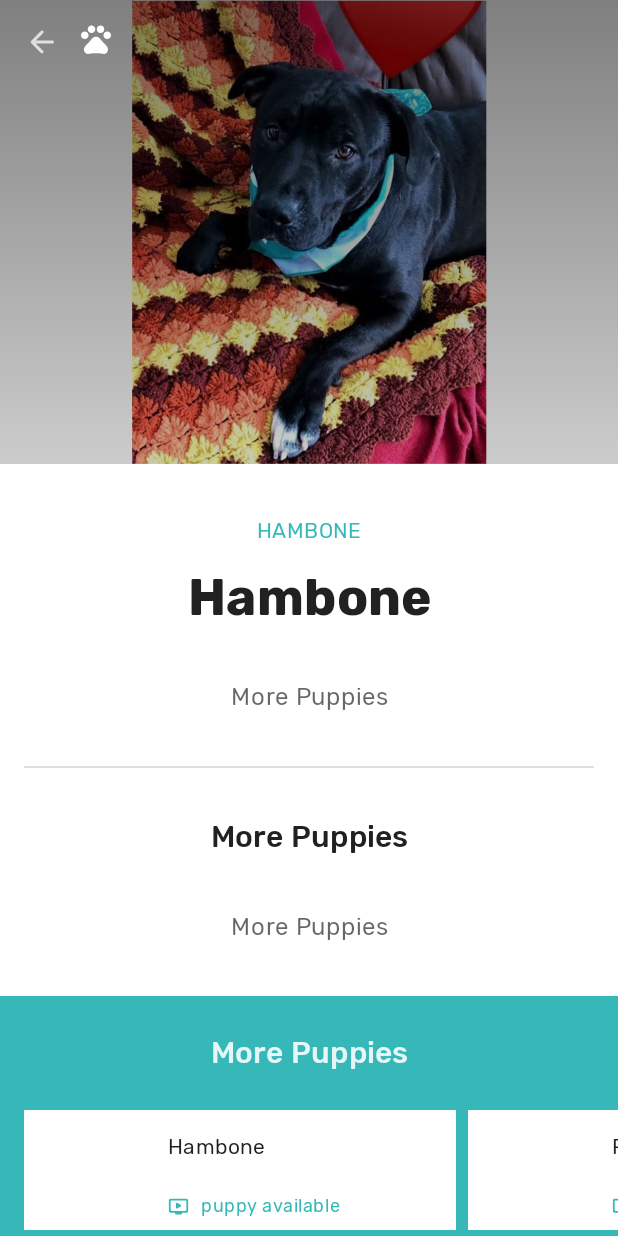
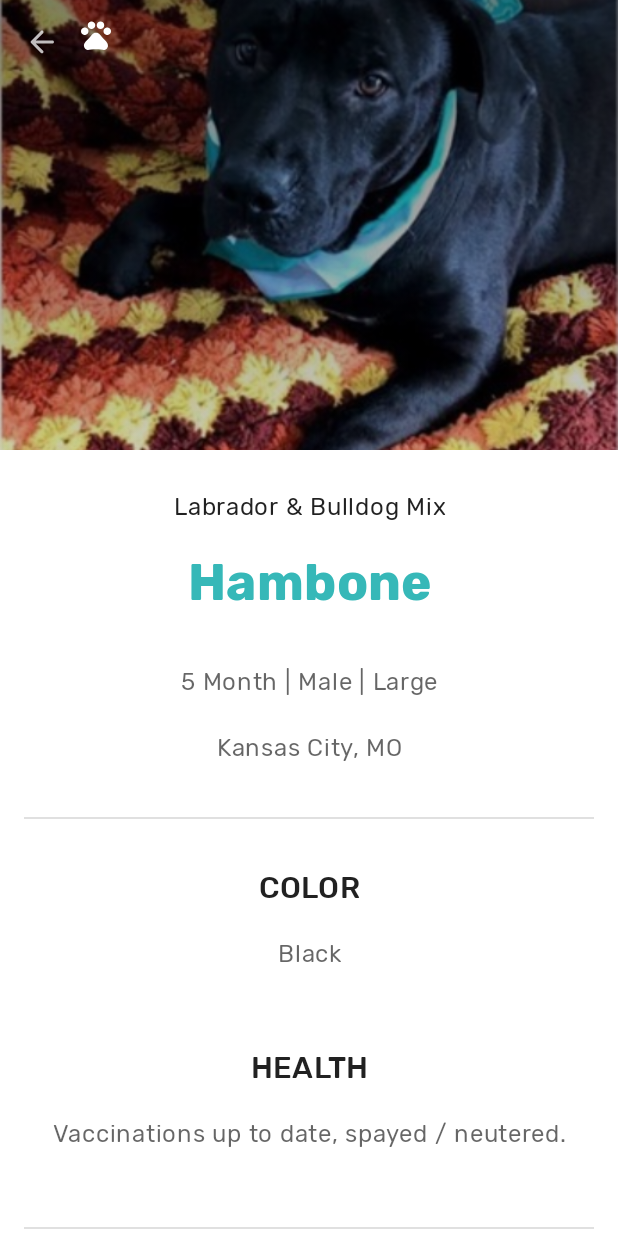
Before and after one commit to MaxGolden/android_compose_challenge_adopuppy, an Android app built with Jetpack Compose: the @Preview function PuppyDetailsPreview, on a phone screen of 412 x 824 dp. Run offline under Robolectric (Android 15) with nearby library versions, the phone set to English and light mode, and no system bars; our stand-ins replace accompanist; libraries missing offline, so code that uses them is left out: dev.chrisbanes.accompanist.

Commit message:
puppy detail update

```diff
--- a/app/src/main/java/com/example/adopuppymax/NavGraph.kt
+++ b/app/src/main/java/com/example/adopuppymax/NavGraph.kt
@@ -54,8 +54,8 @@ fun NavGraph(startDestination: String = MainDestinations.PUPPY_DEMO_ROUTE) {
         ) { backStackEntry ->
             val arguments = requireNotNull(backStackEntry.arguments)
             PuppyDetails(
-                courseId = arguments.getLong(PUPPY_DETAIL_ID_KEY),
-                selectCourse = actions.selectCourse,
+                puppyId = arguments.getLong(PUPPY_DETAIL_ID_KEY),
+                selectPuppy = actions.selectCourse,
                 upPress = actions.upPress
             )
         }
--- a/app/src/main/java/com/example/adopuppymax/ui/puppy/PuppyDetails.kt
+++ b/app/src/main/java/com/example/adopuppymax/ui/puppy/PuppyDetails.kt
@@ -14,6 +14,7 @@ import androidx.compose.runtime.remember
 import androidx.compose.ui.Alignment
 import androidx.compose.ui.Modifier
 import androidx.compose.ui.graphics.Color
+import androidx.compose.ui.layout.ContentScale
 import androidx.compose.ui.res.painterResource
 import androidx.compose.ui.res.stringResource
 import androidx.compose.ui.text.style.TextAlign
@@ -29,88 +30,40 @@ import com.example.adopuppymax.ui.utils.scrim
 import dev.chrisbanes.accompanist.insets.navigationBarsPadding
 import dev.chrisbanes.accompanist.insets.statusBarsPadding
 
-//private val FabSize = 56.dp
-//private const val ExpandedSheetAlpha = 0.96f
 
 @Composable
 fun PuppyDetails(
-    courseId: Long,
-    selectCourse: (Long) -> Unit,
+    puppyId: Long,
+    selectPuppy: (Long) -> Unit,
     upPress: () -> Unit
 ) {
-    // Simplified for the sample
-    val puppy = remember(courseId) { PuppyRepo.getPuppy(courseId) }
-    PuppyDetails(puppy, selectCourse, upPress)
+    val puppy = remember(puppyId) { PuppyRepo.getPuppy(puppyId) }
+    PuppyDetails(puppy, selectPuppy, upPress)
 }
 
 @OptIn(ExperimentalMaterialApi::class)
 @Composable
 fun PuppyDetails(
     puppy: Puppy,
-    selectCourse: (Long) -> Unit,
+    selectPuppy: (Long) -> Unit,
     upPress: () -> Unit
 ) {
     PuppyMaxTheme {
-        CourseDescription(puppy, selectCourse, upPress)
-
-//        BoxWithConstraints {
-//            val fabSize = with(LocalDensity.current) { FabSize.toPx() }
-//            val dragRange = constraints.maxHeight - fabSize
-//            val scope = rememberCoroutineScope()
-
-//            BackPressHandler(
-//                enabled = sheetState.currentValue == SheetState.Open,
-//                onBack = {
-//                    scope.launch {
-//                        sheetState.animateTo(SheetState.Closed)
-//                    }
-//                }
-//            )
-//            Box(
-//                // The Lessons sheet is initially closed and appears as a FAB. Make it openable by
-//                // swiping or clicking the FAB.
-//                Modifier.swipeable(
-//                    state = sheetState,
-//                    anchors = mapOf(
-//                        0f to SheetState.Closed,
-//                        -dragRange to SheetState.Open
-//                    ),
-//                    thresholds = { _, _ -> FractionalThreshold(0.5f) },
-//                    orientation = Vertical
-//                )
-//            ) {
-//                val openFraction = if (sheetState.offset.value.isNaN()) {
-//                    0f
-//                } else {
-//                    -sheetState.offset.value / dragRange
-//                }.coerceIn(0f, 1f)
-//                CourseDescription(puppy, selectCourse, upPress)
-//                LessonsSheet(
-//                    puppy,
-//                    openFraction,
-//                    this@BoxWithConstraints.constraints.maxWidth.toFloat(),
-//                    this@BoxWithConstraints.constraints.maxHeight.toFloat()
-//                ) { state ->
-//                    scope.launch {
-//                        sheetState.animateTo(state)
-//                    }
-//                }
-//            }
-//        }
+        PuppyDescription(puppy, selectPuppy, upPress)
     }
 }
 
 @Composable
-private fun CourseDescription(
-    course: Puppy,
-    selectCourse: (Long) -> Unit,
+private fun PuppyDescription(
+    puppy: Puppy,
+    selectPuppy: (Long) -> Unit,
     upPress: () -> Unit
 ) {
     Surface(modifier = Modifier.fillMaxSize()) {
         LazyColumn {
-            item { PuppyDescriptionHeader(course, upPress) }
-            item { PuppyDescriptionBody(course) }
-            item { RelatedPuppies(course.id, selectCourse) }
+            item { PuppyDescriptionHeader(puppy, upPress) }
+            item { PuppyDescriptionBody(puppy) }
+            item { RelatedPuppies(puppy.id, selectPuppy) }
         }
     }
 }
@@ -125,14 +78,15 @@ private fun PuppyDescriptionHeader(
             painter = painterResource(id = puppy.thumbResource),
             contentDescription = null,
             modifier = Modifier
+                .height(300.dp)
                 .fillMaxWidth()
-                .scrim(colors = listOf(Color(0x80000000), Color(0x33000000)))
-                .aspectRatio(4f / 3f)
+                .scrim(colors = listOf(Color(0x80000000), Color(0x33000000))),
+            contentScale = ContentScale.Crop
         )
         TopAppBar(
             backgroundColor = Color.Transparent,
             elevation = 0.dp,
-            contentColor = Color.White, // always white as image has dark scrim
+            contentColor = Color.White,
             modifier = Modifier.statusBarsPadding()
         ) {
             IconButton(onClick = upPress) {
@@ -145,40 +99,33 @@ private fun PuppyDescriptionHeader(
                 painter = painterResource(id = R.drawable.ic_pets_white_24dp),
                 contentDescription = null,
                 modifier = Modifier
-                    .padding(bottom = 4.dp)
+                    .padding(bottom = 10.dp)
                     .size(24.dp)
                     .align(Alignment.CenterVertically)
             )
             Spacer(modifier = Modifier.weight(1f))
         }
-//        OutlinedAvatar(
-//            url = course.instructor,
-//            modifier = Modifier
-//                .size(40.dp)
-//                .align(Alignment.BottomCenter)
-//                .offset(y = 20.dp) // overlap bottom of image
-//        )
     }
 }
 
 @Composable
 private fun PuppyDescriptionBody(puppy: Puppy) {
     Text(
-        text = puppy.name.toUpperCase(),
-        color = MaterialTheme.colors.primary,
-        style = MaterialTheme.typography.body2,
+        text = puppy.breed,
+        style = MaterialTheme.typography.body1,
         textAlign = TextAlign.Center,
         modifier = Modifier
             .fillMaxWidth()
             .padding(
                 start = 16.dp,
-                top = 36.dp,
+                top = 24.dp,
                 end = 16.dp,
                 bottom = 16.dp
             )
     )
     Text(
         text = puppy.name,
+        color = MaterialTheme.colors.primary,
         style = MaterialTheme.typography.h4,
         textAlign = TextAlign.Center,
         modifier = Modifier
@@ -188,17 +135,25 @@ private fun PuppyDescriptionBody(puppy: Puppy) {
     Spacer(modifier = Modifier.height(16.dp))
     CompositionLocalProvider(LocalContentAlpha provides ContentAlpha.medium) {
         Text(
-            text = stringResource(id = R.string.more_puppies),
+            text = puppy.age + " | " + puppy.gender + " | " + puppy.size,
             style = MaterialTheme.typography.body1,
             textAlign = TextAlign.Center,
             modifier = Modifier
                 .fillMaxWidth()
                 .padding(16.dp)
         )
+        Text(
+            text = puppy.location,
+            style = MaterialTheme.typography.body1,
+            textAlign = TextAlign.Center,
+            modifier = Modifier
+                .fillMaxWidth()
+                .padding(bottom = 16.dp)
+        )
     }
     Divider(modifier = Modifier.padding(16.dp))
     Text(
-        text = stringResource(id = R.string.more_puppies),
+        text = stringResource(id = R.string.color_info),
         style = MaterialTheme.typography.h6,
         textAlign = TextAlign.Center,
         modifier = Modifier
@@ -207,14 +162,61 @@ private fun PuppyDescriptionBody(puppy: Puppy) {
     )
     CompositionLocalProvider(LocalContentAlpha provides ContentAlpha.medium) {
         Text(
-            text = stringResource(id = R.string.more_puppies),
+            text = puppy.color,
             style = MaterialTheme.typography.body1,
             textAlign = TextAlign.Center,
             modifier = Modifier
                 .fillMaxWidth()
                 .padding(
                     start = 16.dp,
-                    top = 16.dp,
+                    top = 0.dp,
+                    end = 16.dp,
+                    bottom = 32.dp
+                )
+        )
+    }
+    Text(
+        text = stringResource(id = R.string.health_info),
+        style = MaterialTheme.typography.h6,
+        textAlign = TextAlign.Center,
+        modifier = Modifier
+            .fillMaxWidth()
+            .padding(16.dp)
+    )
+    CompositionLocalProvider(LocalContentAlpha provides ContentAlpha.medium) {
+        Text(
+            text = puppy.healthState,
+            style = MaterialTheme.typography.body1,
+            textAlign = TextAlign.Center,
+            modifier = Modifier
+                .fillMaxWidth()
+                .padding(
+                    start = 16.dp,
+                    top = 0.dp,
+                    end = 16.dp,
+                    bottom = 32.dp
+                )
+        )
+    }
+    Divider(modifier = Modifier.padding(16.dp))
+    Text(
+        text = "Meat " + puppy.name,
+        style = MaterialTheme.typography.h6,
+        textAlign = TextAlign.Center,
+        modifier = Modifier
+            .fillMaxWidth()
+            .padding(16.dp)
+    )
+    CompositionLocalProvider(LocalContentAlpha provides ContentAlpha.medium) {
+        Text(
+            text = puppy.description,
+            style = MaterialTheme.typography.body1,
+            textAlign = TextAlign.Center,
+            modifier = Modifier
+                .fillMaxWidth()
+                .padding(
+                    start = 16.dp,
+                    top = 0.dp,
                     end = 16.dp,
                     bottom = 32.dp
                 )
@@ -225,7 +227,7 @@ private fun PuppyDescriptionBody(puppy: Puppy) {
 @Composable
 private fun RelatedPuppies(
     puppyId: Long,
-    selectCourse: (Long) -> Unit
+    selectPuppy: (Long) -> Unit
 ) {
     val relatedPuppies: List<Puppy> = remember(puppyId) { PuppyRepo.getRelatedPuppies(puppyId) }
     PuppyMaxTheme {
@@ -255,7 +257,7 @@ private fun RelatedPuppies(
                     items(relatedPuppies) { related ->
                         PuppyListItem(
                             puppy = related,
-                            onClick = { selectCourse(related.id) },
+                            onClick = { selectPuppy(related.id) },
                             titleStyle = MaterialTheme.typography.body2,
                             modifier = Modifier
                                 .padding(end = 8.dp)
@@ -275,18 +277,18 @@ private fun RelatedPuppies(
 private fun PuppyDetailsPreview() {
     val puppyId = puppies.first().id
     PuppyDetails(
-        courseId = puppyId,
-        selectCourse = { },
+        puppyId = puppyId,
+        selectPuppy = { },
         upPress = { }
     )
 }
 
-@Preview(name = "Related")
-@Composable
-private fun RelatedPuppiesPreview() {
-    val related = puppies.random()
-    RelatedPuppies(
-        puppyId = related.id,
-        selectCourse = { }
-    )
-}
+//@Preview(name = "Related")
+//@Composable
+//private fun RelatedPuppiesPreview() {
+//    val related = puppies.random()
+//    RelatedPuppies(
+//        puppyId = related.id,
+//        selectPuppy = { }
+//    )
+//}
--- a/app/src/main/res/values/strings.xml
+++ b/app/src/main/res/values/strings.xml
@@ -9,4 +9,6 @@
     <string name="puppy_available">puppy available</string>
     <string name="more_puppies">More Puppies</string>
 
+    <string name="health_info">HEALTH</string>
+    <string name="color_info">COLOR</string>
 </resources>
```
Also changed, not shown: app/src/main/res/raw/hambone.jpg (added), app/src/main/res/raw/hambone.png (deleted).
